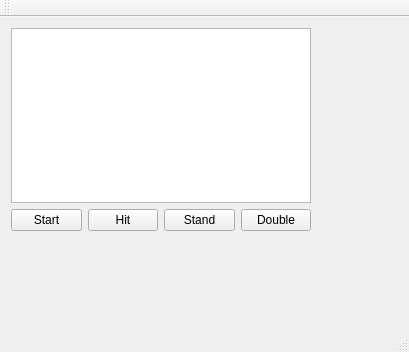
First picture: the form in mainwindow.ui, repository bfernandez2793/blackjackproject, before the edit.
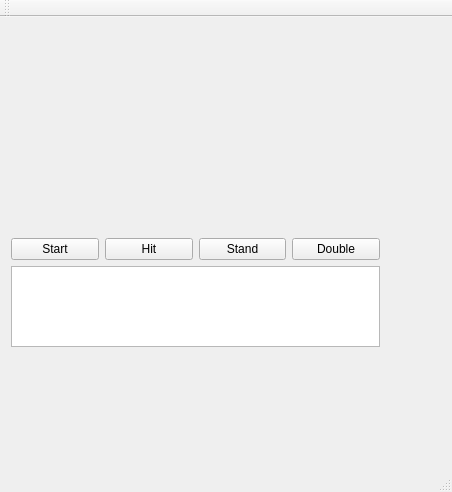
Second picture: the form after the edit.

The edit to the form file:
```diff
--- a/mainwindow.ui
+++ b/mainwindow.ui
@@ -6,28 +6,25 @@
    <rect>
     <x>0</x>
     <y>0</y>
-    <width>409</width>
-    <height>352</height>
+    <width>452</width>
+    <height>492</height>
    </rect>
   </property>
   <property name="windowTitle">
    <string>MainWindow</string>
   </property>
   <widget class="QWidget" name="centralWidget">
-   <widget class="QWidget" name="">
+   <widget class="QWidget" name="layoutWidget">
     <property name="geometry">
      <rect>
       <x>0</x>
-      <y>0</y>
-      <width>322</width>
-      <height>225</height>
+      <y>210</y>
+      <width>391</width>
+      <height>131</height>
      </rect>
     </property>
     <layout class="QGridLayout" name="gridLayout">
-     <item row="0" column="0">
-      <widget class="QTextBrowser" name="textBrowser"/>
-     </item>
-     <item row="1" column="0">
+     <item row="4" column="0">
       <layout class="QGridLayout" name="gridLayout_3">
        <item row="0" column="0">
         <widget class="QPushButton" name="startButton">
@@ -57,10 +54,49 @@
          </property>
         </widget>
        </item>
+       <item row="1" column="0" colspan="4">
+        <widget class="QTextBrowser" name="textBrowser"/>
+       </item>
       </layout>
      </item>
     </layout>
    </widget>
+   <widget class="QLabel" name="cardLabel">
+    <property name="geometry">
+     <rect>
+      <x>0</x>
+      <y>110</y>
+      <width>100</width>
+      <height>80</height>
+     </rect>
+    </property>
+    <property name="autoFillBackground">
+     <bool>true</bool>
+    </property>
+    <property name="text">
+     <string/>
+    </property>
+   </widget>
+   <widget class="QLabel" name="cardLabel_2">
+    <property name="geometry">
+     <rect>
+      <x>0</x>
+      <y>10</y>
+      <width>100</width>
+      <height>80</height>
+     </rect>
+    </property>
+    <property name="autoFillBackground">
+     <bool>true</bool>
+    </property>
+    <property name="text">
+     <string/>
+    </property>
+   </widget>
+   <zorder>layoutWidget</zorder>
+   <zorder>cardLabel</zorder>
+   <zorder>textBrowser</zorder>
+   <zorder>cardLabel_2</zorder>
   </widget>
   <widget class="QMenuBar" name="menuBar">
    <property name="geometry">
```
Left out of the diff: 16 changed lines with no effect on the pictures.
